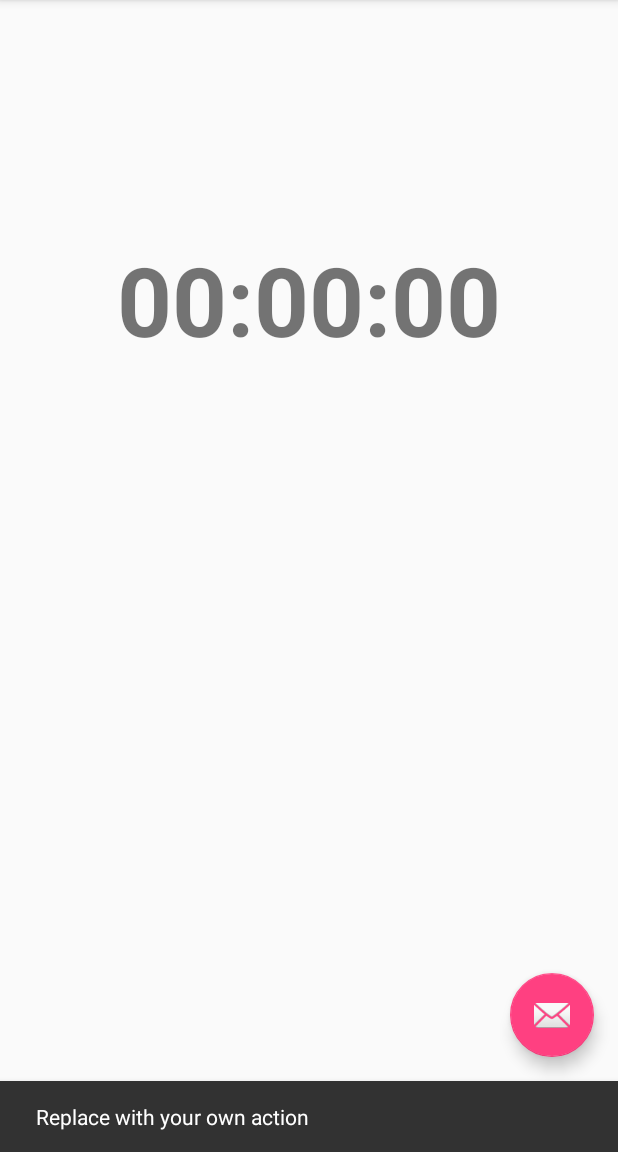
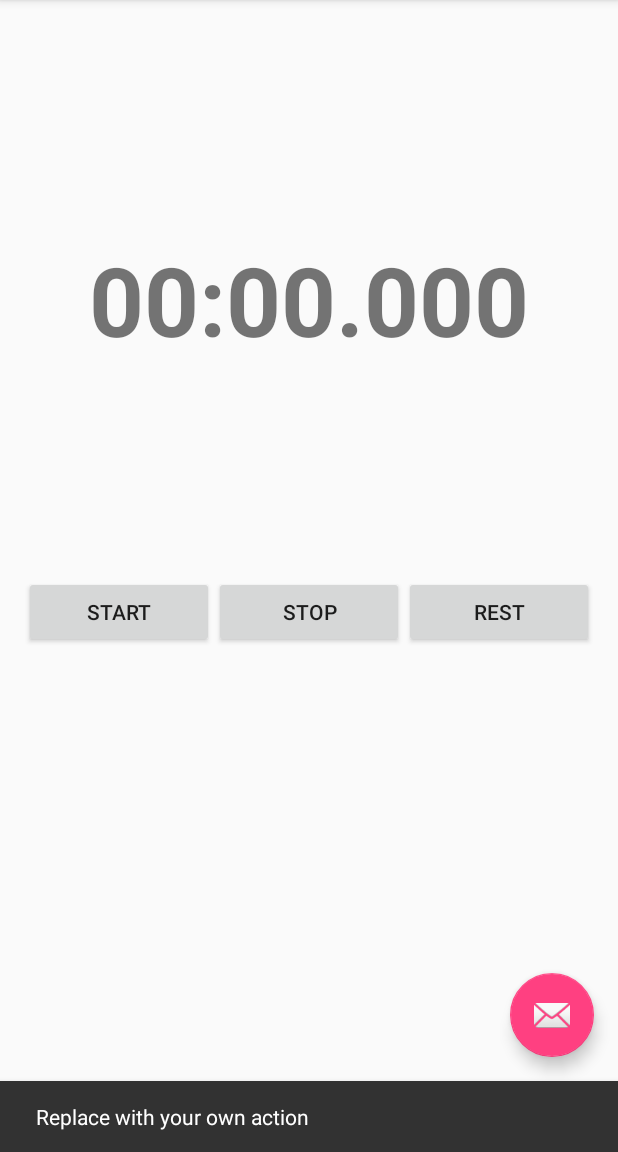
Before and after one commit to FumiakiSaito/AndroidStopWatch, an Android app: the screen it shows after launch (MainActivity), after a tap on an icon or button, on a phone screen of 412 x 824 dp, the part 84-1236 px from its top. Run offline under Robolectric (Android 15) with nearby library versions, the phone set to English and light mode, and no system bars.

Commit message:
ボタン追加

```diff
--- a/StopWatchApp/app/src/main/res/layout/content_main.xml
+++ b/StopWatchApp/app/src/main/res/layout/content_main.xml
@@ -10,19 +10,46 @@
     app:layout_behavior="@string/appbar_scrolling_view_behavior"
     tools:showIn="@layout/activity_main" tools:context=".MainActivity">
 
-    <TextView android:text="00:00:00"
+    <TextView
+        android:text="00:00.000"
+        android:layout_weight="1"
         android:layout_width="match_parent"
-        android:layout_weight="1"
         android:gravity="center"
         android:textSize="64sp"
         android:textStyle="bold"
         android:id="@+id/timerLabel"
         android:layout_height="0dp" />
 
+    <LinearLayout
+        android:layout_width="match_parent"
+        android:layout_weight="1"
+        android:orientation="horizontal"
+        android:layout_height="0dp">
 
-    <LinearLayout
-        android:layout_width="wrap_content"
-        android:layout_weight="1"
-        android:layout_height="0dp"></LinearLayout>
+        <Button
+            android:layout_width="0dp"
+            android:layout_weight="1"
+            android:text="Start"
+            android:id="@+id/startButton"
+            android:onClick="startTimer"
+            android:layout_height="wrap_content" />
+
+        <Button
+            android:layout_width="0dp"
+            android:layout_weight="1"
+            android:text="Stop"
+            android:id="@+id/stopButton"
+            android:onClick="stopTimer"
+            android:layout_height="wrap_content" />
+
+        <Button
+            android:layout_width="0dp"
+            android:layout_weight="1"
+            android:text="Rest"
+            android:id="@+id/resetButton"
+            android:onClick="resetTimer"
+            android:layout_height="wrap_content" />
+
+    </LinearLayout>
 
 </LinearLayout>
```
